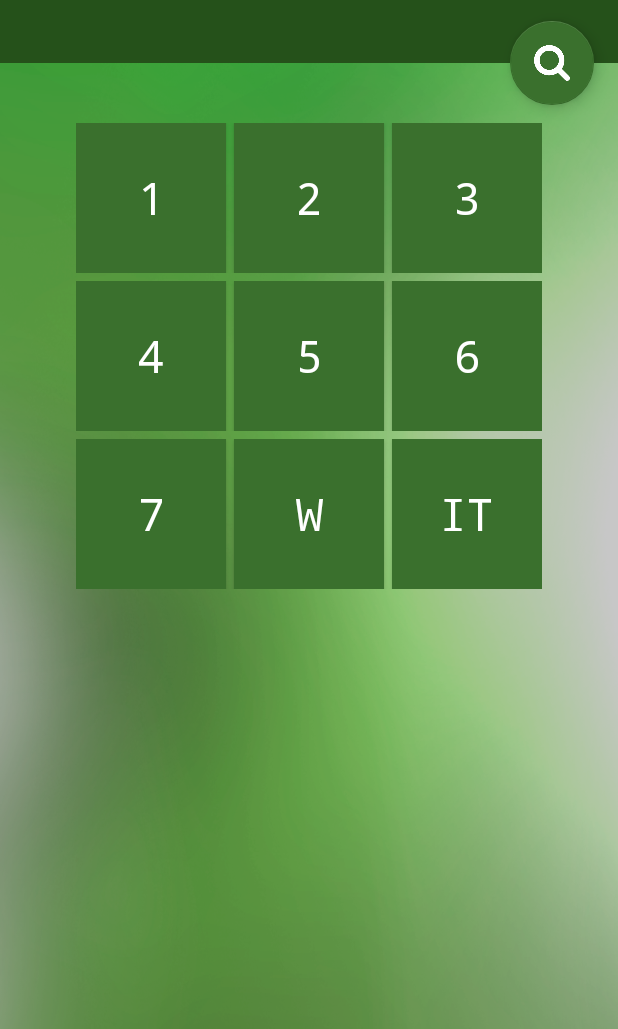
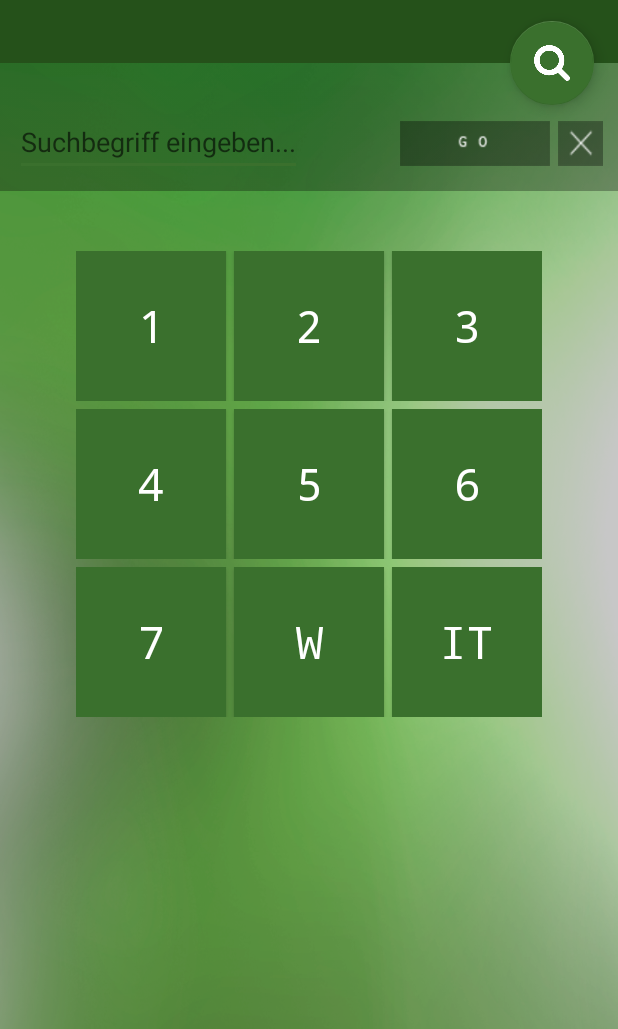
Before and after one commit to frickD/winki, an Android app: the screen it shows after launch (Main_Activity), on a phone screen of 412 x 824 dp, the part 207-1236 px from its top. Run offline under Robolectric (Android 15) with nearby library versions, the phone set to English and light mode, and no system bars.

```diff
--- a/app/src/main/res/layout/content_main_.xml
+++ b/app/src/main/res/layout/content_main_.xml
@@ -14,6 +14,41 @@
         android:orientation="vertical"
         android:layout_gravity="center_horizontal"
         android:layout_height="wrap_content">
+
+        <LinearLayout
+            android:visibility="visible"
+            android:id="@+id/search_layout"
+            android:paddingTop="30dp"
+            android:layout_width="match_parent"
+            android:orientation="horizontal"
+            android:background="@drawable/transtree"
+            android:layout_height="85dp">
+            <EditText
+                android:layout_marginLeft="10dp"
+                style="@style/whiteTextColor"
+                android:layout_width="wrap_content"
+                android:layout_height="wrap_content"
+                android:maxWidth="200dp"
+                android:maxLines="1"
+                android:inputType="textShortMessage"
+                android:hint="Suchbegriff eingeben..."/>
+            <View
+                android:layout_width="0dp"
+                android:layout_height="0dp"
+                android:layout_weight="1">
+            </View>
+            <Button
+                android:background="@drawable/go"
+                android:layout_width="100dp"
+                android:layout_marginRight="5dp"
+                android:layout_height="30dp" />
+            <Button
+                android:layout_marginRight="10dp"
+                android:onClick="onCloseSearch"
+                android:layout_width="30dp"
+                android:background="@drawable/close"
+                android:layout_height="30dp" />
+        </LinearLayout>
 
 
 
--- a/app/src/main/res/values/styles.xml
+++ b/app/src/main/res/values/styles.xml
@@ -31,4 +31,8 @@
         <item name="android:textSize">30dp</item>
     </style>
 
+    <style name="whiteTextColor">whiteTextColor
+        <item name="android:textColor">#ffffff</item>
+    </style>
+
 </resources>
```
Also changed, not shown: app/src/main/java/hochschule/winki/Main_Activity.java (+19 -2 lines), app/src/main/res/drawable/close.png (added), app/src/main/res/drawable/go.png (added), app/src/main/res/drawable/transtree.png (added).
